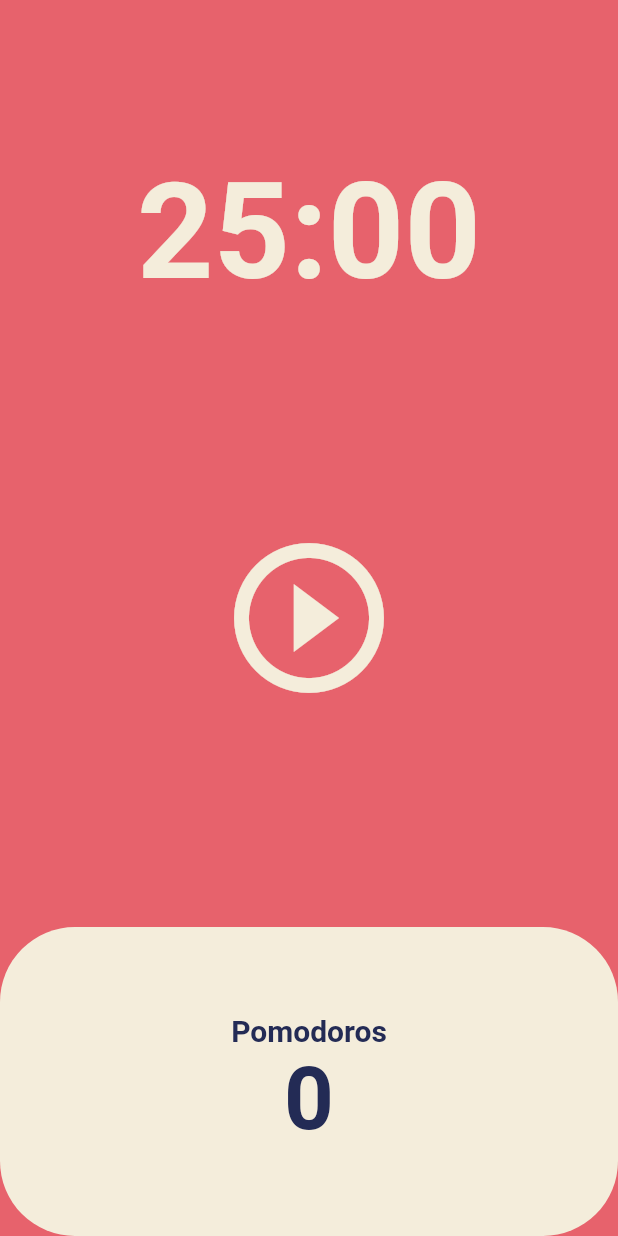
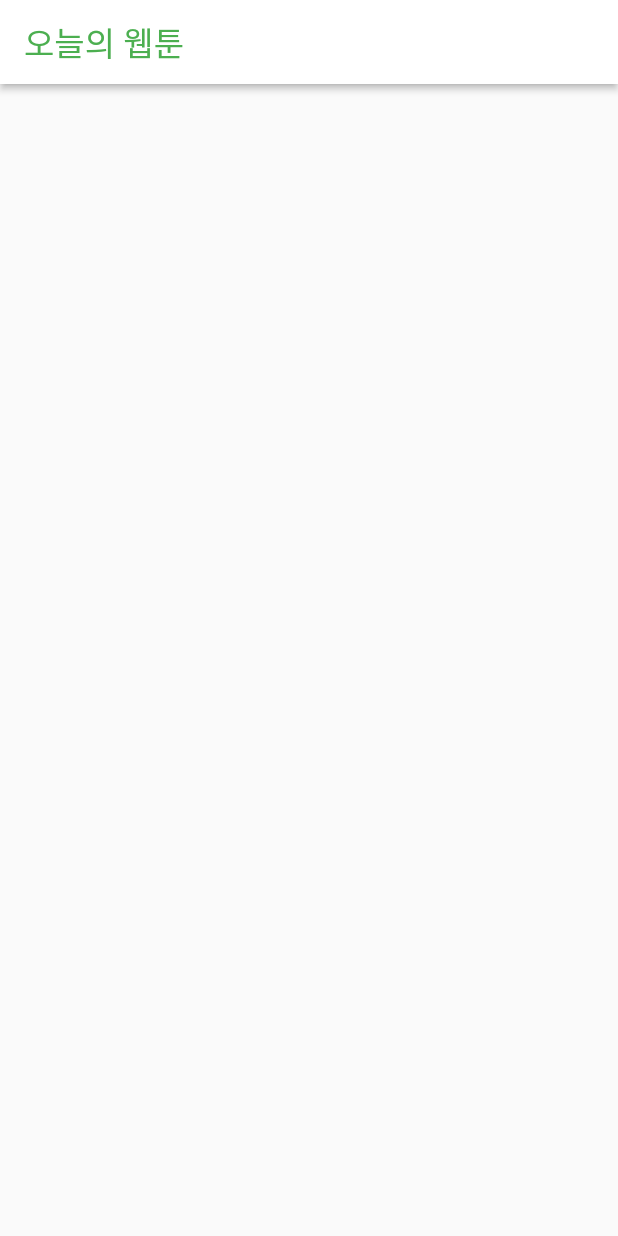
Before and after one commit to devym-37/flutter, a Flutter app: the screen it shows after launch, on a phone screen of 412 x 824 dp. Run offline on Flutter 3.47's test engine with Material 2 defaults, Android fonts, the phone set to English and light mode, and no system bars.

Commit message:
toonflix 기본 화면 구성

```diff
--- a/toonflix/lib/main.dart
+++ b/toonflix/lib/main.dart
@@ -2,11 +2,13 @@ import 'package:flutter/material.dart';
 import 'package:toonflix/screens/home_screen.dart';
 
 void main() {
-  runApp(App());
+  runApp(const App());
 }
 
 // flutter SDK 3개의 core Widget중 하나를 상속 받아야한다
 class App extends StatelessWidget {
+  const App({super.key});
+
   @override
   Widget build(BuildContext context) {
     return MaterialApp(
--- a/toonflix/lib/screens/home_screen.dart
+++ b/toonflix/lib/screens/home_screen.dart
@@ -1,132 +1,24 @@
-import 'dart:async';
+import 'package:flutter/material.dart';
+import 'package:flutter/src/widgets/framework.dart';
+import 'package:flutter/src/widgets/placeholder.dart';
 
-import 'package:flutter/material.dart';
-
-class HomeScreen extends StatefulWidget {
+class HomeScreen extends StatelessWidget {
   const HomeScreen({super.key});
-
-  @override
-  State<HomeScreen> createState() => _HomeScreenState();
-}
-
-class _HomeScreenState extends State<HomeScreen> {
-  static const initTimer = 1500;
-  int totalTime = initTimer;
-  bool isRunning = false;
-  int totalCount = 0;
-  late Timer timer;
-
-  void onTick(Timer timer) {
-    if (totalTime == 0) {
-      setState(() {
-        totalCount += 1;
-        isRunning = false;
-        totalTime = initTimer;
-      });
-      timer.cancel();
-    } else {
-      setState(() {
-        totalTime -= 1;
-      });
-    }
-  }
-
-  void onStartPressed() {
-    timer = Timer.periodic(const Duration(seconds: 1), onTick);
-    setState(() {
-      isRunning = true;
-    });
-  }
-
-  void onPausePressed() {
-    timer.cancel();
-    setState(() {
-      isRunning = false;
-    });
-  }
-
-  String format(int seconds) {
-    var duration = Duration(seconds: seconds);
-
-    return duration.toString().split('.').first.substring(2, 7);
-  }
 
   @override
   Widget build(BuildContext context) {
     return Scaffold(
-        backgroundColor: Theme.of(context).colorScheme.background,
-        body: Column(
-          children: [
-            Flexible(
-              flex: 1,
-              child: Container(
-                alignment: Alignment.bottomCenter,
-                child: Text(
-                  format(totalTime),
-                  style: TextStyle(
-                    color: Theme.of(context).cardColor,
-                    fontSize: 89,
-                    fontWeight: FontWeight.w600,
-                  ),
-                ),
-              ),
-            ),
-            Flexible(
-              flex: 2,
-              child: Center(
-                child: IconButton(
-                  iconSize: 120,
-                  color: Theme.of(context).cardColor,
-                  onPressed: isRunning ? onPausePressed : onStartPressed,
-                  icon: Icon(isRunning
-                      ? Icons.pause_circle_outline
-                      : Icons.play_circle_outline_outlined),
-                ),
-              ),
-            ),
-            Flexible(
-              flex: 1,
-              child: Row(
-                children: [
-                  Expanded(
-                    child: Container(
-                      decoration: BoxDecoration(
-                          color: Theme.of(context).cardColor,
-                          borderRadius: BorderRadius.circular(50)),
-                      child: Column(
-                        mainAxisAlignment: MainAxisAlignment.center,
-                        crossAxisAlignment: CrossAxisAlignment.center,
-                        children: [
-                          Text(
-                            'Pomodoros',
-                            style: TextStyle(
-                              fontSize: 20,
-                              color: Theme.of(context)
-                                  .textTheme
-                                  .displayLarge!
-                                  .color,
-                              fontWeight: FontWeight.w600,
-                            ),
-                          ),
-                          Text(
-                            totalCount.toString(),
-                            style: TextStyle(
-                              fontSize: 58,
-                              color: Theme.of(context)
-                                  .textTheme
-                                  .displayLarge!
-                                  .color,
-                              fontWeight: FontWeight.w600,
-                            ),
-                          ),
-                        ],
-                      ),
-                    ),
-                  )
-                ],
-              ),
-            ),
-          ],
-        ));
+      appBar: AppBar(
+        elevation: 2,
+        backgroundColor: Colors.white,
+        foregroundColor: Colors.green,
+        title: const Text(
+          "오늘의 웹툰",
+          style: TextStyle(
+            fontSize: 22,
+          ),
+        ),
+      ),
+    );
   }
 }
```
